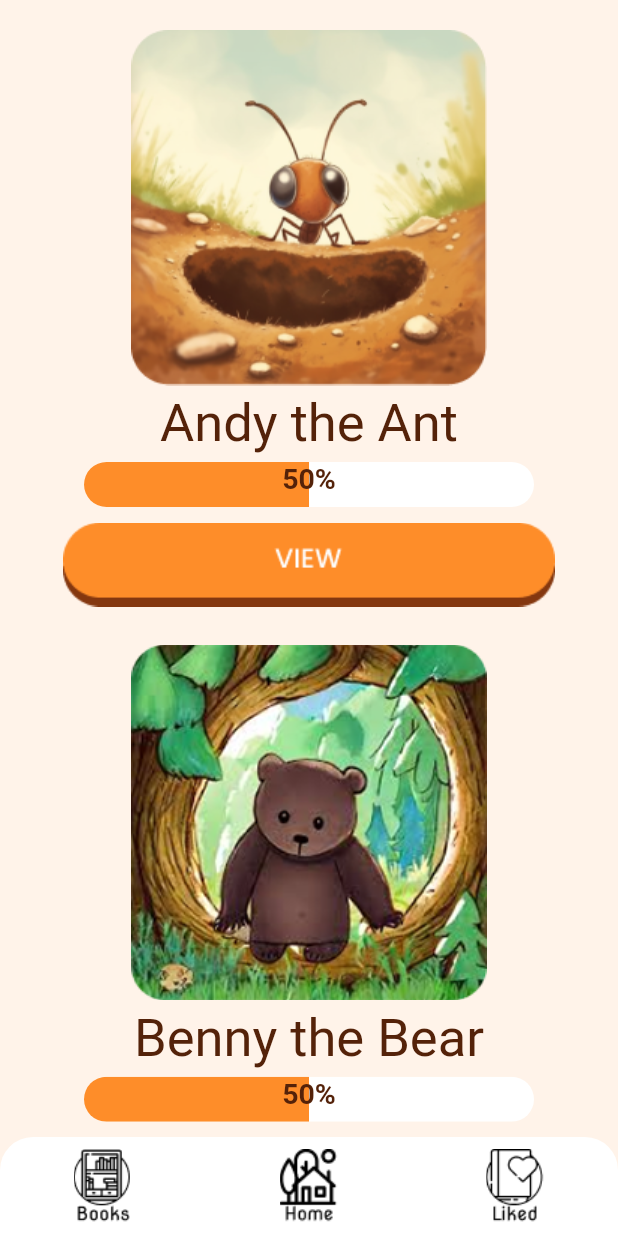
After one commit to COS301-SE-2023/AI-Generated-Children-s-Stories, a Flutter app: the StoryList screen opened by its route, on a phone screen of 412 x 824 dp. The commit adds this screen. Run offline on Flutter 3.47's test engine with Material 2 defaults, Android fonts, the phone set to English and light mode, and no system bars; our stand-ins replace carousel_slider; generated files the repository leaves out were written again; Roboto replaces fonts that are missing (NotoSerif).

Commit message:
created storylist feature

```diff
--- a/lib/main.dart
+++ b/lib/main.dart
@@ -1,6 +1,6 @@
 import 'package:flutter/material.dart';
 import 'login_page.dart';
-//import 'story_list.dart';
+import 'story_list.dart';
 import 'home.dart';
 
 //to do hot reload:
@@ -22,7 +22,7 @@ class MyApp extends StatelessWidget {
       home: LoginPage(),
       routes: {
         '/login': (context) => LoginPage(),
-        //'/storyList': (context) => StoryList(),
+        '/storyList': (context) => StoryList(),
         '/home': (context) => Home(),
       }
     );
--- /dev/null
+++ b/lib/story_list.dart
@@ -0,0 +1,238 @@
+import 'dart:io';
+
+import 'package:flutter/material.dart';
+import 'package:carousel_slider/carousel_slider.dart';
+import 'navbar.dart';
+import 'myHeader.dart';
+
+class StoryList extends StatefulWidget {
+  const StoryList({super.key});
+
+  @override
+  _StoryListState createState() => _StoryListState();
+}
+
+class _StoryListState extends State<StoryList> {
+  final List<String> _imageList = [
+    'assets/storyPreviews/andy-the-ant.png',
+    'assets/storyPreviews/benny-the-bear.png',
+    'assets/storyPreviews/honey-the-kitty.png',
+  ];
+
+  final List<String> _captions = [
+    'Andy the Ant',
+    'Benny the Bear',
+    'Honey the Kitty'
+  ];
+
+  @override
+  Widget build(BuildContext context) {
+    return Scaffold(
+      backgroundColor: Color.fromARGB(255, 255, 243, 233),
+      body: SafeArea(
+        child: ListView.builder(
+            itemCount: _imageList.length,
+            itemBuilder: (context, index) {
+              return Column(
+                children: [
+                  //padding
+                  const SizedBox(height: 20),
+
+                  SizedBox(
+                    width: MediaQuery.of(context).size.width * 1.5,
+                    child: Column(
+                      children: [
+                        Image.asset(
+                          _imageList[index],
+                        ),
+                      ],
+                    ),
+                  ),
+
+                  const SizedBox(height: 5),
+
+                  Container(
+                    child: DefaultTextStyle(
+                      style: const TextStyle(
+                          fontSize: 35,
+                          //rgb(84, 34, 9)
+                          color: Color.fromARGB(255, 84, 34, 9),
+                          fontFamily: 'NotoSerif'),
+                      child: Text(_captions[index]),
+                    ),
+                  ),
+
+                  const SizedBox(height: 5),
+
+                  //progress bar with round corners
+
+                  const Stack(children: <Widget>[
+                    Center(
+                      child: SizedBox(
+                        width: 300,
+                        height: 30,
+                        //change width of cliprect
+                        child: ClipRRect(
+                          borderRadius: BorderRadius.all(Radius.circular(15)),
+                          child: LinearProgressIndicator(
+                            value: 0.5,
+                            backgroundColor: Color.fromARGB(255, 255, 255, 255),
+                            valueColor: AlwaysStoppedAnimation<Color>(
+                                Color.fromARGB(255, 254, 141, 41)),
+                          ),
+                        ),
+                      ),
+                    ),
+
+                    //center the
+                    Center(
+                      child: Text(
+                        "50%",
+                        style: TextStyle(
+                            //rgb(0, 197, 61)
+                            color: Color.fromARGB(255, 84, 34, 9),
+                            fontWeight: FontWeight.bold,
+                            fontSize: 19,
+                            fontFamily: 'NotoSerif'),
+                      ),
+                    ),
+                  ]),
+
+                  const SizedBox(height: 5),
+                  GestureDetector(
+                    onTap: () {
+                      Navigator.pushNamed(context, '/home');
+                    },
+                    child: Container(
+                      width: MediaQuery.of(context).size.width * 0.95,
+                      child: Image.asset('assets/images/viewButton.png'),
+                    ),
+                  ),
+                  //image button
+                ],
+              );
+            }),
+      ),
+      bottomNavigationBar: NavbarWidget(),
+    );
+  }
+}
+
+/*
+
+child: Column(children: [
+          MyHeader(),
+          Padding(
+            padding: const EdgeInsets.only(top: 50.0),
+            child: Column(
+             _imageList.map((String imagePath) {
+              int index = _imageList.indexOf(imagePath);
+              return Builder(
+                builder: (BuildContext context) {
+                  return Container(
+                    width: MediaQuery.of(context).size.width,
+                    height: MediaQuery.of(context).size.width,
+                    child: Column(
+                      children: [
+                        //small image
+
+
+
+                        SizedBox(
+                          height: MediaQuery.of(context).size.width*1.1,
+                          child: Padding(
+                            padding: const EdgeInsets.only(top: 25.0),
+                            child: Column(
+                              children: [
+                                Image.asset(
+                                  imagePath,
+                                  width: MediaQuery.of(context).size.width * 1.5,
+                                ),
+                                Container(
+                                  transform: Matrix4.translationValues(90.0, -290, 0.0),
+                                  child: Image.asset(
+                                    'images/heart-filled.png',
+                                    width: 30
+                                  ),
+                                ),
+                                Container(
+                                  transform: Matrix4.translationValues(0, -320, 0.0),
+                                  child: const Text(
+                                    'Like this story?',
+                                    style: TextStyle(
+                                      fontSize: 20,
+                                      color: Color.fromARGB(255, 0, 0, 0),
+                                      fontWeight: FontWeight.bold
+                                    ),
+                                  ),
+                                )
+                              ],
+                            ),
+                          ),
+                        ),
+
+                        Container(
+                          transform: Matrix4.translationValues(0.0, -130.0, 0.0),
+                          child:
+                           DefaultTextStyle(
+                          style: const TextStyle(
+                            fontSize: 35,
+                              //rgb(84, 34, 9)
+                              color: Color.fromARGB(255, 84, 34, 9),
+                              fontFamily: 'NotoSerif'
+                          ),
+                          child: Text(
+                            _captions[index]
+                          ),
+                        ),
+
+
+                        ),
+                        //title text
+                       Stack(
+                          alignment: Alignment.center,
+                          children: [
+                            //progress bar with round corners
+                            SizedBox(
+                              width: 300,
+                              height: 30,
+                              child: Container(
+                                transform: Matrix4.translationValues(0.0, -120.0, 0.0),
+                                child: const ClipRRect(
+                                  borderRadius: BorderRadius.all(Radius.circular(15)),
+                                  child: LinearProgressIndicator(
+                                    value: 0.5,
+                                    backgroundColor: Color.fromARGB(255, 255, 255, 255),
+                                    valueColor: AlwaysStoppedAnimation<Color>(Color.fromARGB(255,254, 141, 41)),
+                                  ),
+                                ),
+                              ),
+                            ),
+                            Container(
+                              transform: Matrix4.translationValues(0, -120, 0),
+                              child: const Text(
+                                "50%",
+                                style: TextStyle(
+                                  //rgb(0, 197, 61)
+                                  color: Color.fromARGB(255, 84, 34, 9),
+                                  fontWeight: FontWeight.bold,
+                                  fontSize: 19,
+                                  fontFamily: 'NotoSerif'
+                                ),
+                              ),
+                            ),
+                          ],
+                        ),
+                      ],
+                    ),
+
+                  );
+                },
+              );
+            }).toList(),
+            ),
+          )
+        ])
+      ),
+
+*/
```
